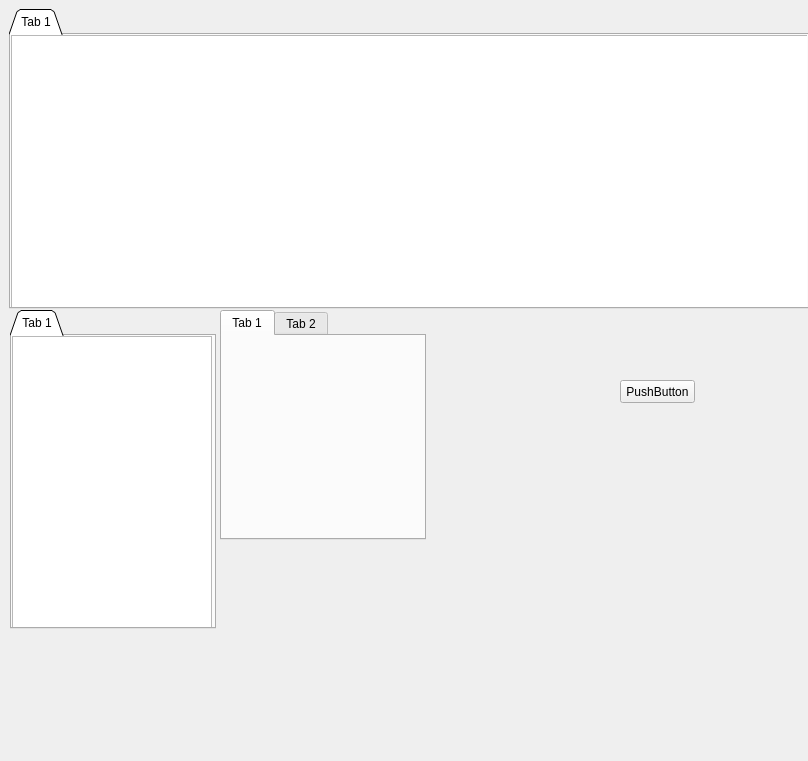
Before: the Qt Designer form market.ui in chenyou-fdu/OmnipotentYouth, drawn with Qt 5.
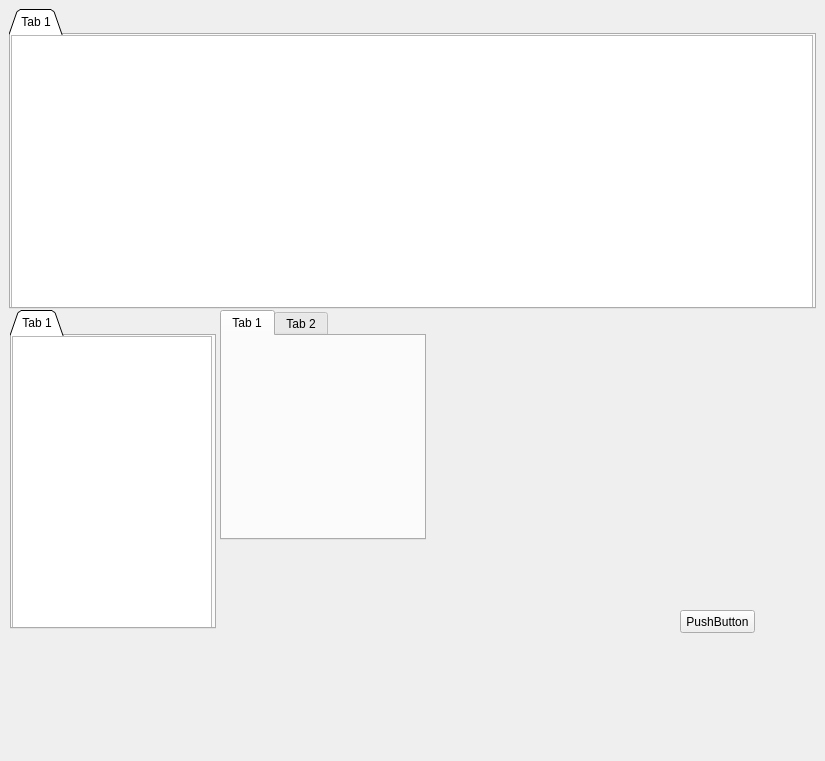
After: the same form once the commit is applied.

The edit to the form file:
```diff
--- a/market.ui
+++ b/market.ui
@@ -6,7 +6,7 @@
    <rect>
     <x>0</x>
     <y>0</y>
-    <width>808</width>
+    <width>825</width>
     <height>761</height>
    </rect>
   </property>
@@ -18,7 +18,7 @@
     <rect>
      <x>9</x>
      <y>9</y>
-     <width>800</width>
+     <width>807</width>
      <height>300</height>
     </rect>
    </property>
@@ -43,7 +43,7 @@
       <rect>
        <x>0</x>
        <y>0</y>
-       <width>800</width>
+       <width>802</width>
        <height>300</height>
       </rect>
      </property>
@@ -137,8 +137,8 @@
   <widget class="QPushButton" name="pushButton">
    <property name="geometry">
     <rect>
-     <x>620</x>
-     <y>380</y>
+     <x>680</x>
+     <y>610</y>
      <width>75</width>
      <height>23</height>
     </rect>
```
